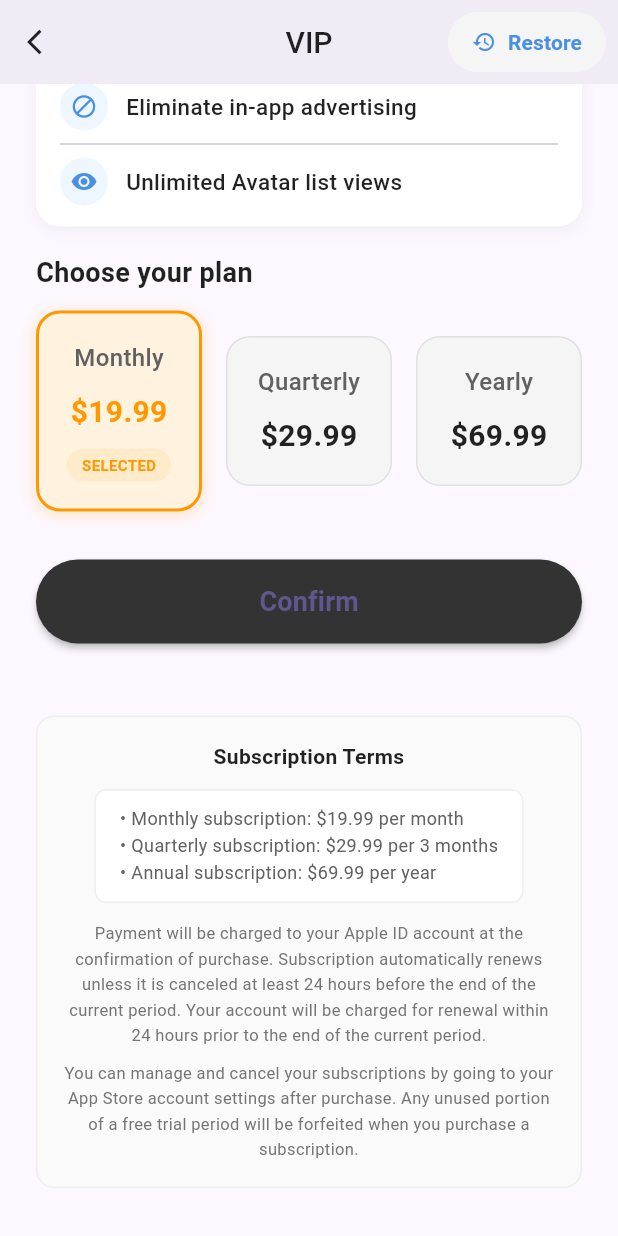
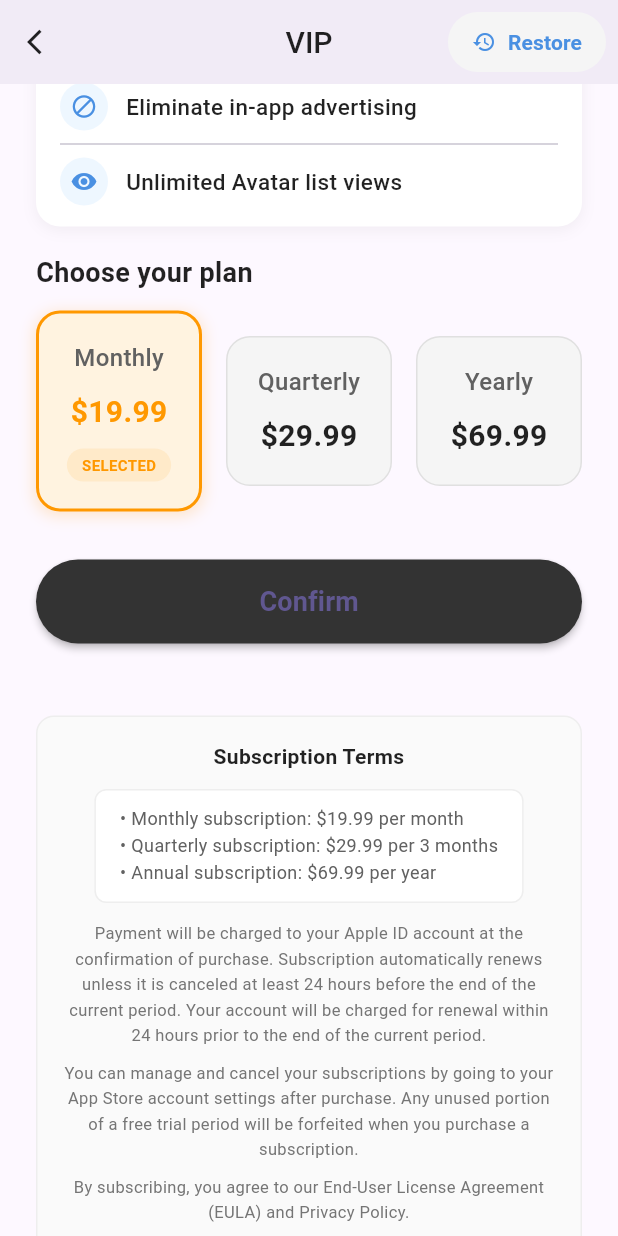
Before and after one commit to wuyayun520/JiveUp, a Flutter app: the VipScreen screen opened directly, scrolled down 345 dp, on a phone screen of 412 x 824 dp. Run offline on Flutter 3.47's test engine with Material 3 defaults, Android fonts, the phone set to English and light mode, and no system bars; our stand-ins replace flutter_animate, image_picker, in_app_purchase, just_audio, package_info_plus, shared_preferences; missing offline and left inert: audio_session, in_app_purchase_storekit; accounts and stored records are empty.

```diff
--- a/lib/screens/vip_screen.dart
+++ b/lib/screens/vip_screen.dart
@@ -6,6 +6,7 @@ import '../services/iap_service.dart';
 import '../services/vip_service.dart';
 import '../models/wallet.dart' show QuotaType;
 import 'dart:async';
+import 'package:url_launcher/url_launcher.dart';
 
 class VipScreen extends StatefulWidget {
   const VipScreen({Key? key}) : super(key: key);
@@ -851,6 +852,54 @@ class _VipScreenState extends State<VipScreen> {
                         ),
                         textAlign: TextAlign.center,
                       ),
+                      const SizedBox(height: 8),
+                      Text(
+                        'By subscribing, you agree to our End-User License Agreement (EULA) and Privacy Policy.',
+                        style: TextStyle(
+                          fontSize: 11,
+                          color: Colors.grey.shade600,
+                          height: 1.5,
+                        ),
+                        textAlign: TextAlign.center,
+                      ),
+                      const SizedBox(height: 12),
+                      // 必须添加使用条款和隐私政策链接
+                      Row(
+                        mainAxisAlignment: MainAxisAlignment.center,
+                        children: [
+                          InkWell(
+                            onTap: () {
+                              // 打开EULA URL
+                              debugPrint('打开EULA');
+                              _launchURL('https://www.apple.com/legal/internet-services/itunes/dev/stdeula');
+                            },
+                            child: Text(
+                              'EULA',
+                              style: TextStyle(
+                                fontSize: 11,
+                                color: const Color(0xFF4A90E2),
+                                decoration: TextDecoration.underline,
+                              ),
+                            ),
+                          ),
+                          const SizedBox(width: 20),
+                          InkWell(
+                            onTap: () {
+                              // 打开隐私政策URL
+                              debugPrint('打开隐私政策');
+                              _launchURL('https://sites.google.com/view/jiveup-privacy-policy/home');
+                            },
+                            child: Text(
+                              'Privacy Policy',
+                              style: TextStyle(
+                                fontSize: 11,
+                                color: const Color(0xFF4A90E2),
+                                decoration: TextDecoration.underline,
+                              ),
+                            ),
+                          ),
+                        ],
+                      ),
                     ],
                   ),
                 ),
@@ -1090,4 +1139,11 @@ class _VipScreenState extends State<VipScreen> {
       }
     }
   }
+
+  void _launchURL(String url) async {
+    final Uri uri = Uri.parse(url);
+    if (!await launchUrl(uri)) {
+      debugPrint('无法打开URL: $url');
+    }
+  }
 }
--- a/pubspec.yaml
+++ b/pubspec.yaml
@@ -43,6 +43,7 @@ dependencies:
   audio_session: ^0.1.18
   in_app_purchase: ^3.2.1
   in_app_purchase_storekit: ^0.3.21
+  url_launcher: ^6.3.1
 
 dev_dependencies:
   flutter_test:
```
Also changed, not shown: 7 other files.
